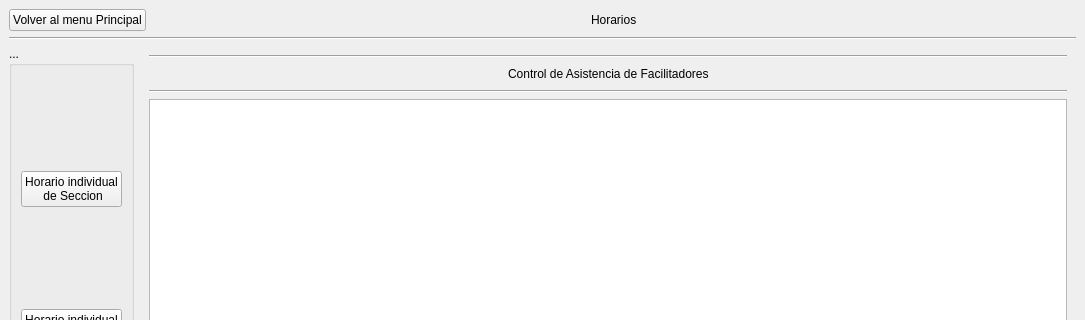
This is ui/menu-horarios_principal.ui in Reinaldito04/IUTA----HORARIOS as Qt 5 draws it before an edit; both pictures show x 0 to 1085 and y 0 to 320 of the 1085 by 802 pixel window. The edited form follows.
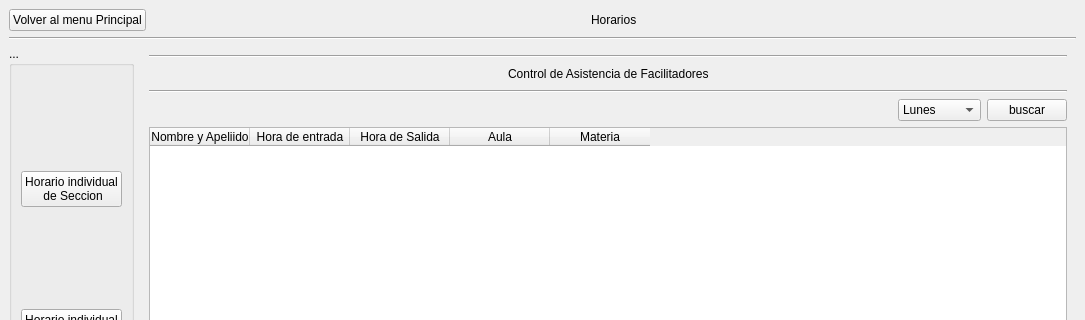
This is the edited form. The open tabs and pages were chosen to show the change. Icons and pictures are not drawn.

Commit message: Añadir funcion a a la seccion de agregar horarios sabatinos trabajar en lass interfaces de sabatino y virtual

Diff of the .ui file:
```diff
--- a/ui/menu-horarios_principal.ui
+++ b/ui/menu-horarios_principal.ui
@@ -457,7 +457,91 @@
            </widget>
           </item>
           <item>
-           <widget class="QTableWidget" name="tableWidget_asistenciadefacilitadores"/>
+           <layout class="QHBoxLayout" name="horizontalLayout_15">
+            <item>
+             <spacer name="horizontalSpacer_19">
+              <property name="orientation">
+               <enum>Qt::Horizontal</enum>
+              </property>
+              <property name="sizeHint" stdset="0">
+               <size>
+                <width>40</width>
+                <height>20</height>
+               </size>
+              </property>
+             </spacer>
+            </item>
+            <item>
+             <widget class="QComboBox" name="comboBox">
+              <item>
+               <property name="text">
+                <string>Lunes</string>
+               </property>
+              </item>
+              <item>
+               <property name="text">
+                <string>Martes</string>
+               </property>
+              </item>
+              <item>
+               <property name="text">
+                <string>Miercoles</string>
+               </property>
+              </item>
+              <item>
+               <property name="text">
+                <string>Jueves</string>
+               </property>
+              </item>
+              <item>
+               <property name="text">
+                <string>Viernes</string>
+               </property>
+              </item>
+              <item>
+               <property name="text">
+                <string>Sabado</string>
+               </property>
+              </item>
+             </widget>
+            </item>
+            <item>
+             <widget class="QPushButton" name="btn_print_AsFacil_2">
+              <property name="text">
+               <string>buscar</string>
+              </property>
+             </widget>
+            </item>
+           </layout>
+          </item>
+          <item>
+           <widget class="QTableWidget" name="tableWidget_asistenciadefacilitadores">
+            <column>
+             <property name="text">
+              <string>Nombre y Apeliido</string>
+             </property>
+            </column>
+            <column>
+             <property name="text">
+              <string>Hora de entrada</string>
+             </property>
+            </column>
+            <column>
+             <property name="text">
+              <string>Hora de Salida</string>
+             </property>
+            </column>
+            <column>
+             <property name="text">
+              <string>Aula</string>
+             </property>
+            </column>
+            <column>
+             <property name="text">
+              <string>Materia</string>
+             </property>
+            </column>
+           </widget>
           </item>
           <item>
            <widget class="Line" name="line_27">
```
Left out of the diff: 38 changed lines with no effect on the pictures. The commit also changes 1 other file.
